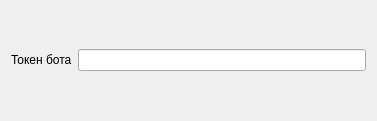
Before: the Qt Designer form desktop_constructor_app/constructor_app/bot_editor_form.ui in cuttlesystems/simplegram, drawn with Qt 5.
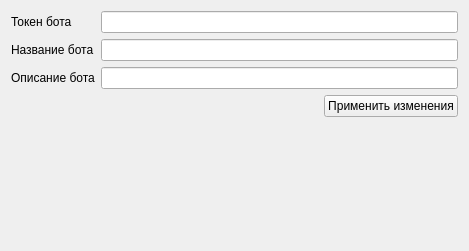
After: the same form once the commit is applied.

Commit message: Возможность редактировать бота

Diff of the .ui file:
```diff
--- a/desktop_constructor_app/constructor_app/bot_editor_form.ui
+++ b/desktop_constructor_app/constructor_app/bot_editor_form.ui
@@ -6,8 +6,8 @@
    <rect>
     <x>0</x>
     <y>0</y>
-    <width>377</width>
-    <height>121</height>
+    <width>469</width>
+    <height>251</height>
    </rect>
   </property>
   <property name="windowTitle">
@@ -15,19 +15,76 @@
   </property>
   <layout class="QVBoxLayout" name="verticalLayout">
    <item>
-    <layout class="QHBoxLayout" name="horizontalLayout">
-     <item>
+    <layout class="QGridLayout" name="gridLayout">
+     <item row="0" column="0">
       <widget class="QLabel" name="label">
        <property name="text">
         <string>Токен бота</string>
        </property>
       </widget>
      </item>
-     <item>
+     <item row="0" column="1">
       <widget class="QLineEdit" name="token_line_edit"/>
      </item>
+     <item row="1" column="0">
+      <widget class="QLabel" name="label_2">
+       <property name="text">
+        <string>Название бота</string>
+       </property>
+      </widget>
+     </item>
+     <item row="1" column="1">
+      <widget class="QLineEdit" name="bot_name_line_edit"/>
+     </item>
+     <item row="2" column="0">
+      <widget class="QLabel" name="label_3">
+       <property name="text">
+        <string>Описание бота</string>
+       </property>
+      </widget>
+     </item>
+     <item row="2" column="1">
+      <widget class="QLineEdit" name="descrtiption_text_edit"/>
+     </item>
     </layout>
    </item>
+   <item>
+    <layout class="QHBoxLayout" name="horizontalLayout">
+     <item>
+      <spacer name="horizontalSpacer">
+       <property name="orientation">
+        <enum>Qt::Horizontal</enum>
+       </property>
+       <property name="sizeHint" stdset="0">
+        <size>
+         <width>40</width>
+         <height>20</height>
+        </size>
+       </property>
+      </spacer>
+     </item>
+     <item>
+      <widget class="QPushButton" name="apply_button">
+       <property name="text">
+        <string>Применить изменения</string>
+       </property>
+      </widget>
+     </item>
+    </layout>
+   </item>
+   <item>
+    <spacer name="verticalSpacer">
+     <property name="orientation">
+      <enum>Qt::Vertical</enum>
+     </property>
+     <property name="sizeHint" stdset="0">
+      <size>
+       <width>20</width>
+       <height>106</height>
+      </size>
+     </property>
+    </spacer>
+   </item>
   </layout>
  </widget>
  <resources/>
```
The commit also changes 5 other files.
